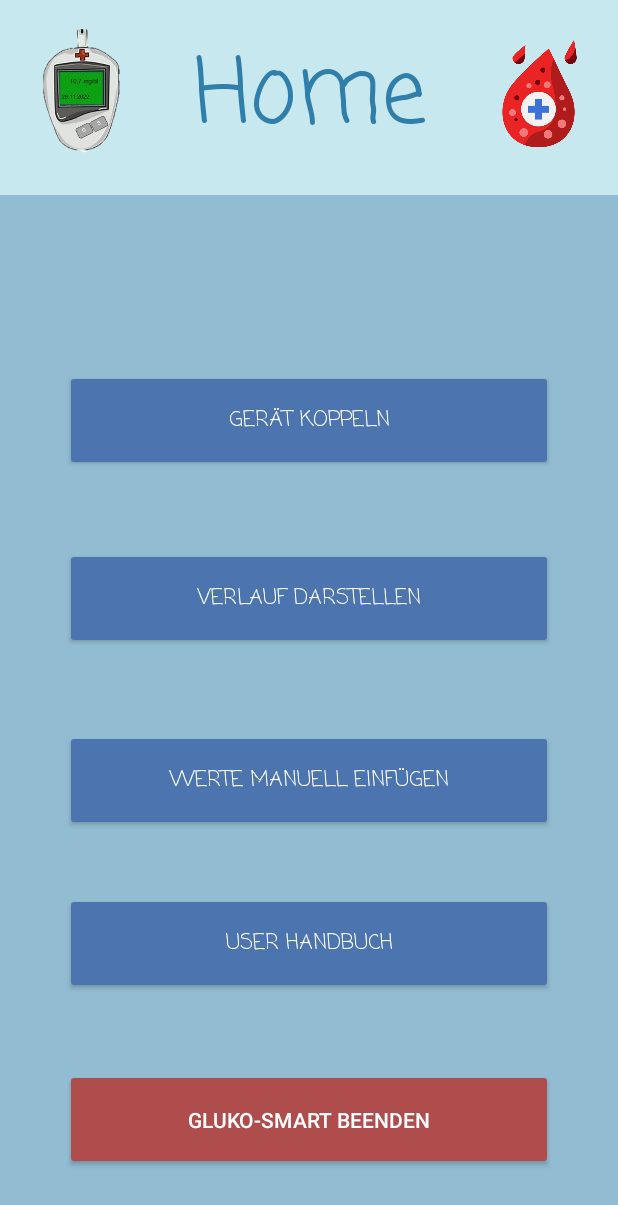
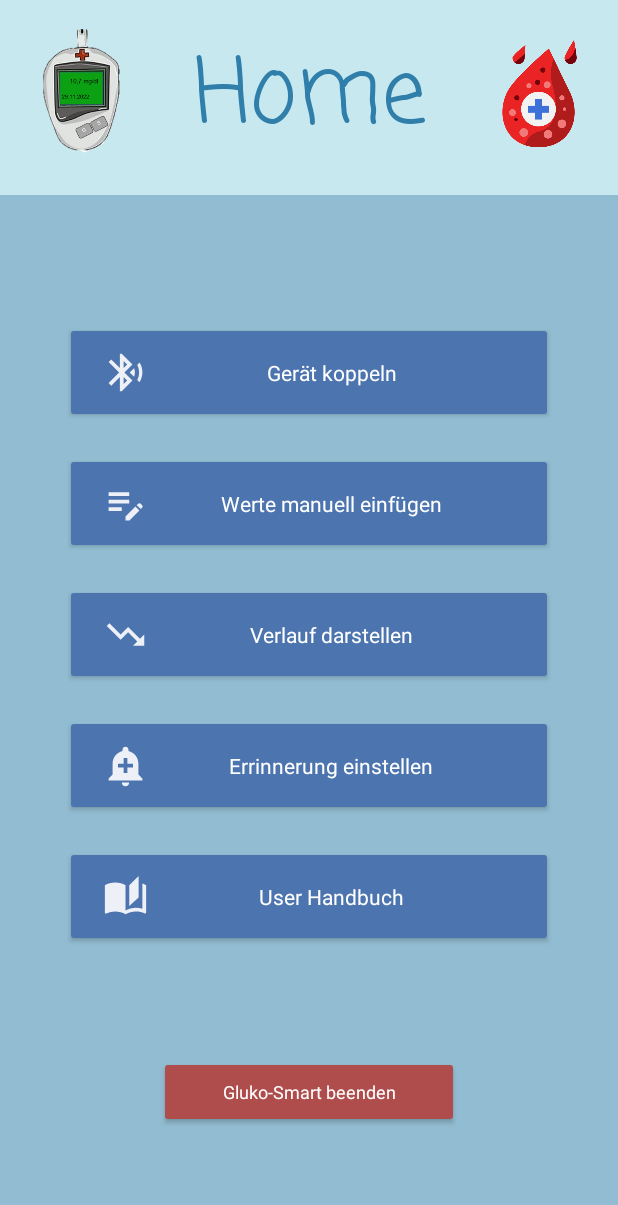
Before and after one commit to KathrinKollegger/Gluko-Smart-App, an Android app: the Home screen opened directly, with no data from a screen before it, on a phone screen of 412 x 824 dp. Shown: the top 1205 px of the screen. Run offline under Robolectric (Android 15) with nearby library versions, the phone set to English and light mode, and no system bars; our stand-ins replace Firebase (no records; nobody signed in at launch, a user with empty details on screens opened directly); libraries missing offline, so code that uses them is left out: com.github.mikephil.charting.

Commit message:
icons integriert

```diff
--- /dev/null
+++ b/app/src/main/res/drawable/ic_alert_trans90.xml
@@ -0,0 +1,5 @@
+<vector android:alpha="0.9" android:height="30dp" android:tint="#FFFFFF"
+    android:viewportHeight="24" android:viewportWidth="24"
+    android:width="30dp" xmlns:android="http://schemas.android.com/apk/res/android">
+    <path android:fillColor="@android:color/white" android:pathData="M10.01,21.01c0,1.1 0.89,1.99 1.99,1.99s1.99,-0.89 1.99,-1.99h-3.98zM18.88,16.82L18.88,11c0,-3.25 -2.25,-5.97 -5.29,-6.69v-0.72C13.59,2.71 12.88,2 12,2s-1.59,0.71 -1.59,1.59v0.72C7.37,5.03 5.12,7.75 5.12,11v5.82L3,18.94L3,20h18v-1.06l-2.12,-2.12zM16,13.01h-3v3h-2v-3L8,13.01L8,11h3L11,8h2v3h3v2.01z"/>
+</vector>
--- /dev/null
+++ b/app/src/main/res/drawable/ic_bluetooth_trans90.xml
@@ -0,0 +1,6 @@
+<vector android:alpha="0.9" android:autoMirrored="true"
+    android:height="30dp" android:tint="#FFFFFF"
+    android:viewportHeight="24" android:viewportWidth="24"
+    android:width="30dp" xmlns:android="http://schemas.android.com/apk/res/android">
+    <path android:fillColor="@android:color/white" android:pathData="M14.24,12.01l2.32,2.32c0.28,-0.72 0.44,-1.51 0.44,-2.33 0,-0.82 -0.16,-1.59 -0.43,-2.31l-2.33,2.32zM19.53,6.71l-1.26,1.26c0.63,1.21 0.98,2.57 0.98,4.02s-0.36,2.82 -0.98,4.02l1.2,1.2c0.97,-1.54 1.54,-3.36 1.54,-5.31 -0.01,-1.89 -0.55,-3.67 -1.48,-5.19zM15.71,7.71L10,2L9,2v7.59L4.41,5 3,6.41 8.59,12 3,17.59 4.41,19 9,14.41L9,22h1l5.71,-5.71 -4.3,-4.29 4.3,-4.29zM11,5.83l1.88,1.88L11,9.59L11,5.83zM12.88,16.29L11,18.17v-3.76l1.88,1.88z"/>
+</vector>
--- /dev/null
+++ b/app/src/main/res/drawable/ic_handbook_trans90.xml
@@ -0,0 +1,5 @@
+<vector android:alpha="0.9" android:height="30dp" android:tint="#FFFFFF"
+    android:viewportHeight="24" android:viewportWidth="24"
+    android:width="30dp" xmlns:android="http://schemas.android.com/apk/res/android">
+    <path android:fillColor="@android:color/white" android:pathData="M19,1l-5,5v11l5,-4.5L19,1zM1,6v14.65c0,0.25 0.25,0.5 0.5,0.5 0.1,0 0.15,-0.05 0.25,-0.05C3.1,20.45 5.05,20 6.5,20c1.95,0 4.05,0.4 5.5,1.5L12,6c-1.45,-1.1 -3.55,-1.5 -5.5,-1.5S2.45,4.9 1,6zM23,19.5L23,6c-0.6,-0.45 -1.25,-0.75 -2,-1v13.5c-1.1,-0.35 -2.3,-0.5 -3.5,-0.5 -1.7,0 -4.15,0.65 -5.5,1.5v2c1.35,-0.85 3.8,-1.5 5.5,-1.5 1.65,0 3.35,0.3 4.75,1.05 0.1,0.05 0.15,0.05 0.25,0.05 0.25,0 0.5,-0.25 0.5,-0.5v-1.1z"/>
+</vector>
--- /dev/null
+++ b/app/src/main/res/drawable/ic_maninput_trans90.xml
@@ -0,0 +1,5 @@
+<vector android:alpha="0.9" android:height="30dp" android:tint="#FFFFFF"
+    android:viewportHeight="24" android:viewportWidth="24"
+    android:width="30dp" xmlns:android="http://schemas.android.com/apk/res/android">
+    <path android:fillColor="@android:color/white" android:pathData="M3,10h11v2H3V10zM3,8h11V6H3V8zM3,16h7v-2H3V16zM18.01,12.87l0.71,-0.71c0.39,-0.39 1.02,-0.39 1.41,0l0.71,0.71c0.39,0.39 0.39,1.02 0,1.41l-0.71,0.71L18.01,12.87zM17.3,13.58l-5.3,5.3V21h2.12l5.3,-5.3L17.3,13.58z"/>
+</vector>
--- /dev/null
+++ b/app/src/main/res/drawable/ic_trend_trans90.xml
@@ -0,0 +1,5 @@
+<vector android:alpha="0.9" android:height="30dp" android:tint="#FFFFFF"
+    android:viewportHeight="24" android:viewportWidth="24"
+    android:width="30dp" xmlns:android="http://schemas.android.com/apk/res/android">
+    <path android:fillColor="@android:color/white" android:pathData="M16,18l2.29,-2.29 -4.88,-4.88 -4,4L2,7.41 3.41,6l6,6 4,-4 6.3,6.29L22,12v6z"/>
+</vector>
--- a/app/src/main/res/layout/activity_home.xml
+++ b/app/src/main/res/layout/activity_home.xml
@@ -40,79 +40,106 @@
         android:id="@+id/tv_UserName"
         android:layout_width="wrap_content"
         android:layout_height="wrap_content"
-        android:layout_marginLeft="10dp"
+        android:fontFamily="serif-monospace"
         android:text="Name des Patienten"
         android:textColor="@color/black"
         android:textSize="22sp"
-        android:fontFamily="serif-monospace"
-        app:layout_constraintBottom_toTopOf="@+id/button_gereateKoppeln"
+        android:textAlignment="center"
         app:layout_constraintEnd_toEndOf="parent"
         app:layout_constraintStart_toStartOf="parent"
-        app:layout_constraintTop_toBottomOf="@+id/text_startseite" />
+        app:layout_constraintTop_toBottomOf="@+id/text_startseite"
+        android:layout_marginTop="30dp" />
+
 
     <Button
         android:id="@+id/button_gereateKoppeln"
         android:layout_width="325dp"
         android:layout_height="67dp"
+        android:paddingHorizontal="25dp"
         android:backgroundTint="#4C74AF"
+        android:fontFamily="sans-serif"
+        android:textAllCaps="false"
         android:text="Gerät koppeln"
-        android:fontFamily="casual"
-        app:layout_constraintBottom_toBottomOf="parent"
+        app:layout_constraintTop_toBottomOf="@+id/tv_UserName"
         app:layout_constraintEnd_toEndOf="parent"
         app:layout_constraintStart_toStartOf="parent"
-        app:layout_constraintTop_toTopOf="parent"
-        app:layout_constraintVertical_bias="0.326" />
+        android:drawableLeft="@drawable/ic_bluetooth_trans90"
+        android:layout_marginTop="30dp"/>
+
+    <Button
+        android:id="@+id/button_werteEinfuegen"
+        android:layout_width="325dp"
+        android:layout_height="67dp"
+        android:paddingHorizontal="25dp"
+        android:backgroundTint="#4C74AF"
+        android:fontFamily="sans-serif"
+        android:textAllCaps="false"
+        android:text="Werte manuell einfügen"
+        app:layout_constraintEnd_toEndOf="parent"
+        app:layout_constraintStart_toStartOf="parent"
+        app:layout_constraintTop_toBottomOf="@+id/button_gereateKoppeln"
+        android:drawableLeft="@drawable/ic_maninput_trans90"
+        android:layout_marginTop="20dp"/>
 
     <Button
         android:id="@+id/button_verlauf"
         android:layout_width="325dp"
         android:layout_height="67dp"
+        android:paddingHorizontal="25dp"
         android:backgroundTint="#4C74AF"
+        android:fontFamily="sans-serif"
+        android:textAllCaps="false"
         android:text="Verlauf darstellen"
-        android:fontFamily="casual"
-        app:layout_constraintBottom_toBottomOf="parent"
         app:layout_constraintEnd_toEndOf="parent"
         app:layout_constraintStart_toStartOf="parent"
-        app:layout_constraintTop_toTopOf="parent"
-        app:layout_constraintVertical_bias="0.483" />
+        app:layout_constraintTop_toBottomOf="@+id/button_werteEinfuegen"
+        android:drawableLeft="@drawable/ic_trend_trans90"
+        android:layout_marginTop="20dp" />
+
 
     <Button
-        android:id="@+id/button_werteEinfuegen"
+        android:id="@+id/Errinnerungsfunktion"
         android:layout_width="325dp"
         android:layout_height="67dp"
+        android:paddingHorizontal="25dp"
         android:backgroundTint="#4C74AF"
-        android:text="Werte manuell einfügen"
-        android:fontFamily="casual"
-        app:layout_constraintBottom_toBottomOf="parent"
+        android:fontFamily="sans-serif"
+        android:textAllCaps="false"
+        android:text="Errinnerung einstellen"
         app:layout_constraintEnd_toEndOf="parent"
         app:layout_constraintStart_toStartOf="parent"
-        app:layout_constraintTop_toTopOf="parent"
-        app:layout_constraintVertical_bias="0.643" />
+        app:layout_constraintTop_toBottomOf="@+id/button_verlauf"
+        android:drawableLeft="@drawable/ic_alert_trans90"
+        android:layout_marginTop="20dp" />
 
     <Button
         android:id="@+id/button_userManual"
         android:layout_width="325dp"
         android:layout_height="67dp"
+        android:paddingHorizontal="25dp"
         android:backgroundTint="#4C74AF"
+        android:fontFamily="sans-serif"
+        android:textAllCaps="false"
         android:text="User Handbuch"
-        android:fontFamily="casual"
-        app:layout_constraintBottom_toBottomOf="parent"
         app:layout_constraintEnd_toEndOf="parent"
         app:layout_constraintStart_toStartOf="parent"
-        app:layout_constraintTop_toTopOf="parent"
-        app:layout_constraintVertical_bias="0.787" />
+        app:layout_constraintTop_toBottomOf="@+id/Errinnerungsfunktion"
+        android:drawableLeft="@drawable/ic_handbook_trans90"
+        android:layout_marginTop="20dp" />
 
     <Button
         android:id="@+id/button_abmelden"
-        android:layout_width="325dp"
-        android:layout_height="67dp"
+        android:layout_width="200dp"
+        android:layout_height="48dp"
         android:backgroundTint="#AF4C4C"
+        android:fontFamily="sans-serif"
+        android:textAllCaps="false"
+        android:textSize="12sp"
         android:text="Gluko-Smart beenden"
         app:layout_constraintBottom_toBottomOf="parent"
         app:layout_constraintEnd_toEndOf="parent"
         app:layout_constraintStart_toStartOf="parent"
-        app:layout_constraintTop_toTopOf="parent"
-        app:layout_constraintVertical_bias="0.942" />
+        app:layout_constraintTop_toBottomOf="@+id/button_userManual" />
 
     <ImageView
         android:id="@+id/imageView2"
--- a/app/src/main/res/layout/fragment_verlauf_tag.xml
+++ b/app/src/main/res/layout/fragment_verlauf_tag.xml
@@ -27,5 +27,34 @@
 
     </com.github.mikephil.charting.charts.LineChart>
 
+    <TextView
+        android:id="@+id/waehleZeitraum"
+        android:layout_width="wrap_content"
+        android:layout_height="wrap_content"
+        android:text="Zeitraum ändern"
+        android:textAlignment="center"
+        android:textSize="20dp"
+        android:layout_gravity="bottom|center"
+        android:layout_marginBottom="45dp"/>
+
+    <Button
+        android:id="@+id/button_viewWeek"
+        android:layout_width="wrap_content"
+        android:layout_height="wrap_content"
+        android:text="Woche"
+        android:layout_gravity="bottom|center|left"
+        android:layout_marginBottom="5dp"
+        android:layout_marginLeft="30dp"/>
+
+    <Button
+        android:id="@+id/button_viewMonth"
+        android:layout_width="wrap_content"
+        android:layout_height="wrap_content"
+        android:text="Monat"
+        android:layout_gravity="bottom|center|right"
+        android:layout_marginBottom="5dp"
+        android:layout_marginRight="30dp"/>
+
+
 
 </FrameLayout>
```
Also changed, not shown: app/src/main/res/drawable-v24/glucosemeter_icon_s.png (added), app/src/main/res/drawable-v24/man_input_icon.png (added), app/src/main/res/drawable-v24/reminder_icon.png (added), app/src/main/res/drawable-v24/trend_icon.png (added).
